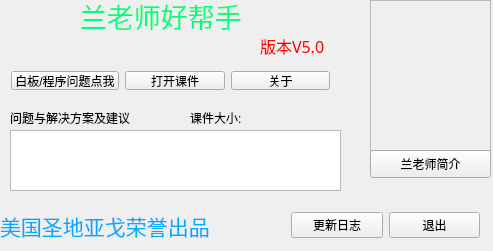
DZDcyj/TeacherLanHelper, file mainwindow.ui: the form before one commit.
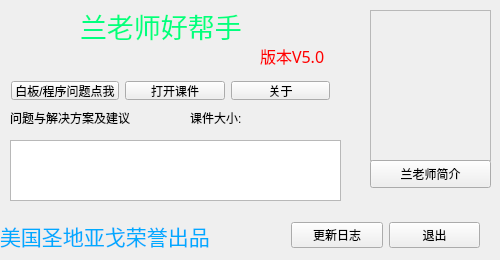
The form after the commit. Icons and pictures are not drawn.

```diff
--- a/mainwindow.ui
+++ b/mainwindow.ui
@@ -6,8 +6,8 @@
    <rect>
     <x>0</x>
     <y>0</y>
-    <width>493</width>
-    <height>251</height>
+    <width>500</width>
+    <height>260</height>
    </rect>
   </property>
   <property name="windowTitle">
@@ -22,7 +22,7 @@
     <property name="geometry">
      <rect>
       <x>0</x>
-      <y>200</y>
+      <y>210</y>
       <width>281</width>
       <height>51</height>
      </rect>
@@ -132,7 +132,7 @@
     <property name="geometry">
      <rect>
       <x>280</x>
-      <y>200</y>
+      <y>210</y>
       <width>211</width>
       <height>51</height>
      </rect>
@@ -158,7 +158,7 @@
     <property name="geometry">
      <rect>
       <x>80</x>
-      <y>0</y>
+      <y>10</y>
       <width>201</width>
       <height>31</height>
      </rect>
@@ -214,7 +214,7 @@
     <property name="geometry">
      <rect>
       <x>260</x>
-      <y>30</y>
+      <y>40</y>
       <width>91</width>
       <height>31</height>
      </rect>
@@ -270,7 +270,7 @@
     <property name="geometry">
      <rect>
       <x>0</x>
-      <y>60</y>
+      <y>70</y>
       <width>341</width>
       <height>41</height>
      </rect>
@@ -303,7 +303,7 @@
     <property name="geometry">
      <rect>
       <x>370</x>
-      <y>0</y>
+      <y>10</y>
       <width>121</width>
       <height>151</height>
      </rect>
@@ -322,7 +322,7 @@
     <property name="geometry">
      <rect>
       <x>370</x>
-      <y>150</y>
+      <y>160</y>
       <width>121</width>
       <height>28</height>
      </rect>
@@ -335,7 +335,7 @@
     <property name="geometry">
      <rect>
       <x>10</x>
-      <y>130</y>
+      <y>140</y>
       <width>331</width>
       <height>61</height>
      </rect>
```
